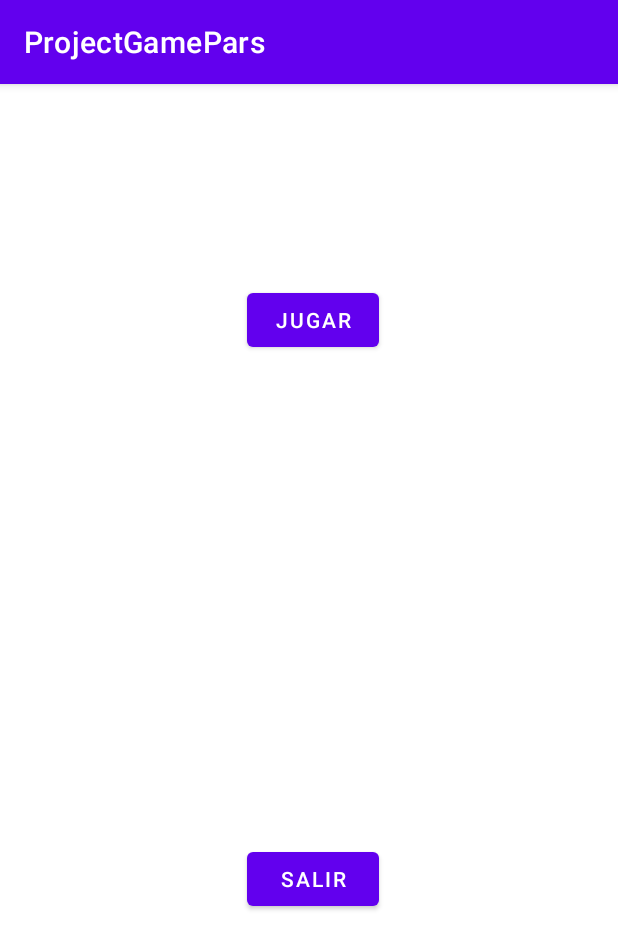
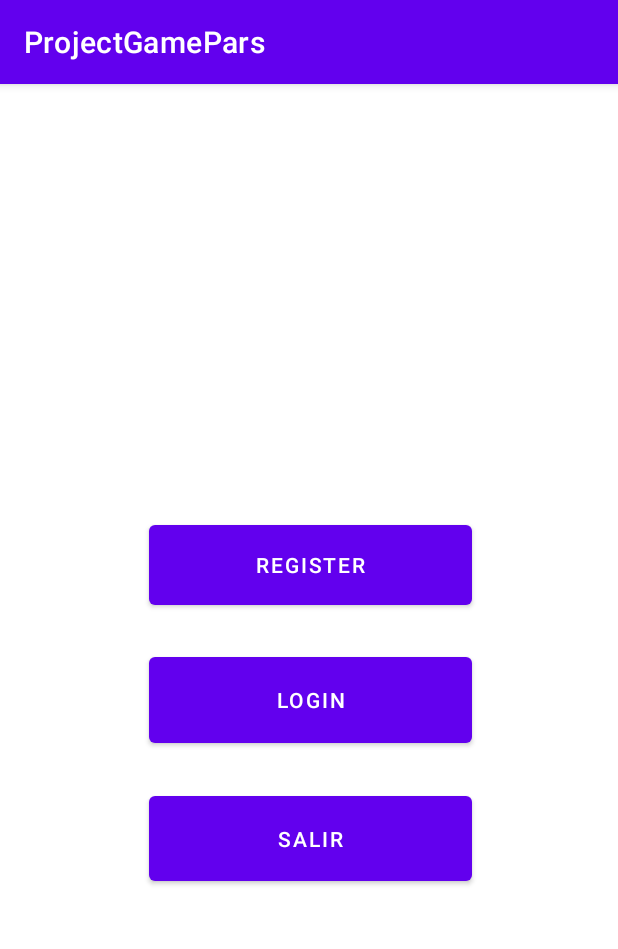
Before and after one commit to drums71ck/ProjectGamePars, an Android app: the screen it shows after launch (MainActivity2), on a phone screen of 412 x 824 dp. Shown: the top 949 px of the screen. Run offline under Robolectric (Android 15) with nearby library versions, the phone set to English and light mode, and no system bars.

Commit message:
Register and login buttons also the register window

```diff
--- a/app/src/main/java/com/example/projectgamepars/MainActivity2.kt
+++ b/app/src/main/java/com/example/projectgamepars/MainActivity2.kt
@@ -10,23 +10,28 @@ class MainActivity2 : AppCompatActivity() {
     override fun onCreate(savedInstanceState: Bundle?) {
         super.onCreate(savedInstanceState)
         setContentView(R.layout.activity_main2)
-        var play: Button = findViewById(R.id.btnPlay)
+        var register: Button = findViewById(R.id.btnRegister)
         var exit: Button = findViewById(R.id.btnExit)
+        var login: Button = findViewById(R.id.btnLogin)
 
-        // Fuction Btn play
-        play.setOnClickListener(View.OnClickListener {
-            println("Iniciando juego...")
-            startGame()
+        // Fuction Btn Register
+        register.setOnClickListener(View.OnClickListener {
+            println("Register Window...")
+            startRegister()
         })
 
         //Function Btn Exit
         exit.setOnClickListener(View.OnClickListener {
             finish()
         })
+
+        login.setOnClickListener(View.OnClickListener {
+            println("Login Window...")
+        })
     }
-    private fun startGame() {
+    private fun startRegister() {
         // Go to the scene of game
-        val startScene = Intent(this, Game::class.java)
+        val startScene = Intent(this, Register::class.java)
         startActivity(startScene)
     }
 }
--- a/app/src/main/res/layout/activity_main2.xml
+++ b/app/src/main/res/layout/activity_main2.xml
@@ -5,31 +5,93 @@
     android:layout_width="match_parent"
     android:layout_height="match_parent"
     tools:context=".MainActivity2">
+
     <Button
-        android:id="@+id/btnPlay"
-        android:layout_width="wrap_content"
-        android:layout_height="wrap_content"
-        android:layout_marginStart="161dp"
-        android:layout_marginTop="133dp"
-        android:layout_marginEnd="156dp"
-        android:text="@string/btn_init_play"
-        app:layout_constraintEnd_toEndOf="parent"
-        app:layout_constraintStart_toStartOf="parent"
-        app:layout_constraintTop_toTopOf="parent" />
+        android:id="@+id/btnRegister"
+        android:layout_width="0dp"
+        android:layout_height="0dp"
+        android:text="@string/btn_init_register"
+        app:layout_constraintBottom_toTopOf="@+id/guideline4"
+        app:layout_constraintEnd_toStartOf="@+id/guideline2"
+        app:layout_constraintStart_toStartOf="@+id/guideline"
+        app:layout_constraintTop_toTopOf="@+id/guideline3" />
 
     <Button
         android:id="@+id/btnExit"
+        android:layout_width="0dp"
+        android:layout_height="0dp"
+        android:text="@string/btn_init_exit"
+        app:layout_constraintBottom_toTopOf="@+id/guideline8"
+        app:layout_constraintEnd_toStartOf="@+id/guideline2"
+        app:layout_constraintStart_toStartOf="@+id/guideline"
+        app:layout_constraintTop_toTopOf="@+id/guideline7"
+        tools:ignore="UnknownId" />
+    <Button
+        android:id="@+id/btnLogin"
+        android:layout_width="0dp"
+        android:layout_height="0dp"
+        android:text="@string/btn_init_login"
+        app:layout_constraintBottom_toTopOf="@+id/guideline6"
+        app:layout_constraintEnd_toStartOf="@+id/guideline2"
+        app:layout_constraintStart_toStartOf="@+id/guideline"
+        app:layout_constraintTop_toTopOf="@+id/guideline5" />
+
+    <androidx.constraintlayout.widget.Guideline
+        android:id="@+id/guideline"
         android:layout_width="wrap_content"
         android:layout_height="wrap_content"
-        android:layout_marginStart="161dp"
-        android:layout_marginTop="306dp"
-        android:layout_marginEnd="156dp"
-        android:layout_marginBottom="196dp"
-        android:text="@string/btn_init_exit"
-        app:layout_constraintBottom_toBottomOf="parent"
-        app:layout_constraintEnd_toEndOf="parent"
-        app:layout_constraintStart_toStartOf="parent"
-        app:layout_constraintTop_toBottomOf="@+id/btnPlay"
-        tools:ignore="UnknownId" />
+        android:orientation="vertical"
+        app:layout_constraintGuide_percent="0.24087591" />
+
+    <androidx.constraintlayout.widget.Guideline
+        android:id="@+id/guideline2"
+        android:layout_width="wrap_content"
+        android:layout_height="wrap_content"
+        android:orientation="vertical"
+        app:layout_constraintGuide_percent="0.7639903" />
+
+    <androidx.constraintlayout.widget.Guideline
+        android:id="@+id/guideline3"
+        android:layout_width="wrap_content"
+        android:layout_height="wrap_content"
+        android:orientation="horizontal"
+        app:layout_constraintGuide_percent="0.374829" />
+
+    <androidx.constraintlayout.widget.Guideline
+        android:id="@+id/guideline4"
+        android:layout_width="wrap_content"
+        android:layout_height="wrap_content"
+        android:orientation="horizontal"
+        app:layout_constraintGuide_percent="0.46" />
+
+    <androidx.constraintlayout.widget.Guideline
+        android:id="@+id/guideline5"
+        android:layout_width="wrap_content"
+        android:layout_height="wrap_content"
+        android:orientation="horizontal"
+        app:layout_constraintGuide_percent="0.49" />
+
+    <androidx.constraintlayout.widget.Guideline
+        android:id="@+id/guideline6"
+        android:layout_width="wrap_content"
+        android:layout_height="wrap_content"
+        android:orientation="horizontal"
+        app:layout_constraintGuide_percent="0.58" />
+
+    <androidx.constraintlayout.widget.Guideline
+        android:id="@+id/guideline7"
+        android:layout_width="wrap_content"
+        android:layout_height="wrap_content"
+        android:orientation="horizontal"
+        app:layout_constraintGuide_percent="0.61" />
+
+    <androidx.constraintlayout.widget.Guideline
+        android:id="@+id/guideline8"
+        android:layout_width="wrap_content"
+        android:layout_height="wrap_content"
+        android:orientation="horizontal"
+        app:layout_constraintGuide_percent="0.7" />
+
+
 
 </androidx.constraintlayout.widget.ConstraintLayout>
--- a/app/src/main/res/values/strings.xml
+++ b/app/src/main/res/values/strings.xml
@@ -1,7 +1,12 @@
 <resources>
     <string name="app_name">ProjectGamePars</string>
-    <string name="btn_init_play">Jugar</string>
+    <string name="btn_init_register" translatable="false">Register</string>
     <string name="btn_init_exit">Salir</string>
     <string name="wallpaper">walpaper_appp</string>
-
+    <string name="btn_init_login" translatable="false">Login</string>
+    <string name="correoEt">E-mail</string>
+    <string name="nombreEt">Nickname</string>
+    <string name="passEt">Password</string>
+    <string name="Registrar">REGISTER</string>
+    <string name="fechaTxt">Data</string>
 </resources>
```
Also changed, not shown: app/build.gradle (+13 -1 lines), app/src/main/AndroidManifest.xml (+8 -3 lines), app/src/main/java/com/example/projectgamepars/Register.kt (added, +35 -0 lines), app/src/main/res/layout/activity_register.xml (added, +55 -0 lines).
